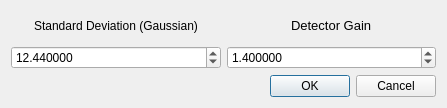
CCampJr/CRIkit2, file crikit/ui/qt5-creator/ui_AnscombeOptions.ui: the form before one commit.
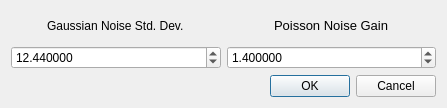
The form after the commit.

Commit message: [Minor] Updated label text

What changed in the file:
```diff
--- a/crikit/ui/qt5-creator/ui_AnscombeOptions.ui
+++ b/crikit/ui/qt5-creator/ui_AnscombeOptions.ui
@@ -31,7 +31,7 @@
         </font>
        </property>
        <property name="text">
-        <string>Detector Gain</string>
+        <string>Poisson Noise Gain</string>
        </property>
       </widget>
      </item>
@@ -52,7 +52,7 @@
      <item alignment="Qt::AlignHCenter">
       <widget class="QLabel" name="labelStdDev">
        <property name="text">
-        <string>Standard Deviation (Gaussian)</string>
+        <string>Gaussian Noise Std. Dev.</string>
        </property>
       </widget>
      </item>
```
Left out of the diff: 2 changed lines with no effect on the pictures. The commit also changes 1 other file.
